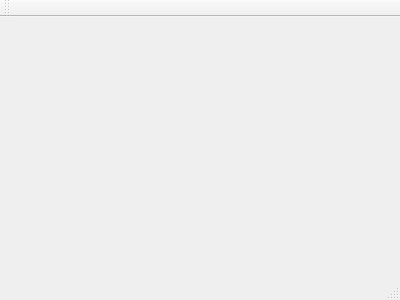
Old version of the form mainwindow.ui in the repository fernando0315/IP-Tracker.
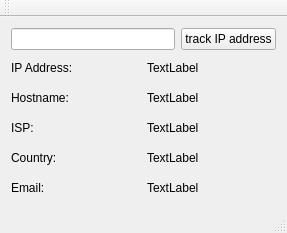
New version of the form.

Commit message: Main UI created

```diff
--- a/mainwindow.ui
+++ b/mainwindow.ui
@@ -1,24 +1,152 @@
 <ui version="4.0">
  <class>MainWindow</class>
- <widget class="QMainWindow" name="MainWindow" >
-  <property name="geometry" >
+ <widget class="QMainWindow" name="MainWindow">
+  <property name="geometry">
    <rect>
     <x>0</x>
     <y>0</y>
-    <width>400</width>
-    <height>300</height>
+    <width>287</width>
+    <height>233</height>
    </rect>
   </property>
   <property name="windowTitle" >
    <string>MainWindow</string>
   </property>
-  <widget class="QMenuBar" name="menuBar" />
-  <widget class="QToolBar" name="mainToolBar" />
-  <widget class="QWidget" name="centralWidget" />
-  <widget class="QStatusBar" name="statusBar" />
+  <widget class="QWidget" name="centralWidget">
+   <layout class="QVBoxLayout" name="verticalLayout">
+    <item>
+     <layout class="QHBoxLayout" name="horizontalLayout">
+      <item>
+       <widget class="QLineEdit" name="lineEdit"/>
+      </item>
+      <item>
+       <widget class="QPushButton" name="pushButton">
+        <property name="text">
+         <string>track IP address</string>
+        </property>
+       </widget>
+      </item>
+     </layout>
+    </item>
+    <item>
+     <layout class="QHBoxLayout" name="horizontalLayout_2">
+      <item>
+       <widget class="QLabel" name="label">
+        <property name="text">
+         <string>IP Address: </string>
+        </property>
+       </widget>
+      </item>
+      <item>
+       <widget class="QLabel" name="label_6">
+        <property name="layoutDirection">
+         <enum>Qt::LeftToRight</enum>
+        </property>
+        <property name="text">
+         <string>TextLabel</string>
+        </property>
+        <property name="indent">
+         <number>-1</number>
+        </property>
+       </widget>
+      </item>
+     </layout>
+    </item>
+    <item>
+     <layout class="QHBoxLayout" name="horizontalLayout_3">
+      <item>
+       <widget class="QLabel" name="label_2">
+        <property name="text">
+         <string>Hostname:</string>
+        </property>
+       </widget>
+      </item>
+      <item>
+       <widget class="QLabel" name="label_7">
+        <property name="text">
+         <string>TextLabel</string>
+        </property>
+       </widget>
+      </item>
+     </layout>
+    </item>
+    <item>
+     <layout class="QHBoxLayout" name="horizontalLayout_4">
+      <item>
+       <widget class="QLabel" name="label_3">
+        <property name="text">
+         <string>ISP:</string>
+        </property>
+       </widget>
+      </item>
+      <item>
+       <widget class="QLabel" name="label_8">
+        <property name="text">
+         <string>TextLabel</string>
+        </property>
+       </widget>
+      </item>
+     </layout>
+    </item>
+    <item>
+     <layout class="QHBoxLayout" name="horizontalLayout_5">
+      <item>
+       <widget class="QLabel" name="label_4">
+        <property name="text">
+         <string>Country:</string>
+        </property>
+       </widget>
+      </item>
+      <item>
+       <widget class="QLabel" name="label_9">
+        <property name="text">
+         <string>TextLabel</string>
+        </property>
+       </widget>
+      </item>
+     </layout>
+    </item>
+    <item>
+     <layout class="QHBoxLayout" name="horizontalLayout_6">
+      <item>
+       <widget class="QLabel" name="label_5">
+        <property name="text">
+         <string>Email:</string>
+        </property>
+       </widget>
+      </item>
+      <item>
+       <widget class="QLabel" name="label_10">
+        <property name="text">
+         <string>TextLabel</string>
+        </property>
+       </widget>
+      </item>
+     </layout>
+    </item>
+   </layout>
+  </widget>
+  <widget class="QMenuBar" name="menuBar">
+   <property name="geometry">
+    <rect>
+     <x>0</x>
+     <y>0</y>
+     <width>287</width>
+     <height>22</height>
+    </rect>
+   </property>
+  </widget>
+  <widget class="QToolBar" name="mainToolBar">
+   <attribute name="toolBarArea">
+    <enum>TopToolBarArea</enum>
+   </attribute>
+   <attribute name="toolBarBreak">
+    <bool>false</bool>
+   </attribute>
+  </widget>
+  <widget class="QStatusBar" name="statusBar"/>
  </widget>
- <layoutDefault spacing="6" margin="11" />
- <pixmapfunction></pixmapfunction>
+ <layoutdefault spacing="6" margin="11"/>
  <resources/>
  <connections/>
 </ui>
```
Left out of the diff: 3 changed lines with no effect on the pictures.
